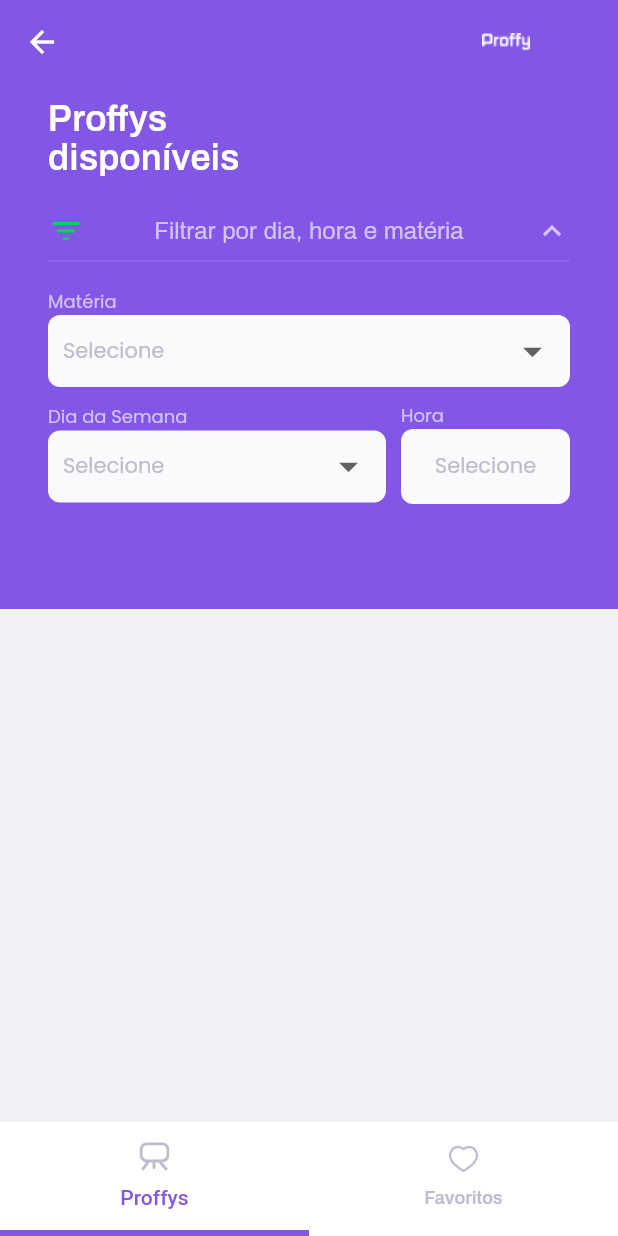
After one commit to coelho-bit/proffy-mobile, a Flutter app: the Home screen opened directly, after a tap on "Filtrar por dia, hora e matéria", on a phone screen of 412 x 824 dp. The commit adds this screen. Run offline on Flutter 3.47's test engine with Material 2 defaults, Android fonts, the phone set to English and light mode, and no system bars; our stand-ins replace flutter_svg, sqflite; accounts and stored records are empty.

Commit message:
favorite system working

```diff
--- /dev/null
+++ b/lib/database/database_services.dart
@@ -0,0 +1,113 @@
+import 'dart:async';
+import 'package:path/path.dart';
+import 'package:sqflite/sqflite.dart';
+
+import '../class_model.dart';
+
+class DatabaseService {
+  static const TABLE_CLASSES = 'classes';
+  static const COLUMN_ID = 'id';
+  static const COLUMN_USER_ID = 'user_id';
+  static const COLUMN_SUBJECT = 'subject';
+  static const COLUMN_NAME = 'name';
+  static const COLUMN_BIO = 'bio';
+  static const COLUMN_WHATSAPP = 'whatsapp';
+  static const COLUMN_AVATAR = 'avatar';
+  static const COLUMN_COST = 'cost';
+
+  DatabaseService._();
+
+  static final DatabaseService db = DatabaseService._();
+
+  Database _database;
+
+  List<TeacherClass> favoriteClassesList = List();
+
+  Future<Database> get database async {
+
+    if (_database != null) {
+      return _database;
+    }
+
+    _database = await createDatabase();
+
+    return _database;
+  }
+
+  Future<Database> createDatabase() async {
+    String dbPath = await getDatabasesPath();
+
+    return await openDatabase(join(dbPath, "ClassesDB.db"), version: 1,
+        onCreate: (Database database, int version) async {
+
+      await database.execute('''CREATE TABLE $TABLE_CLASSES (
+          $COLUMN_ID INTEGER PRIMARY KEY AUTOINCREMENT, $COLUMN_NAME TEXT, $COLUMN_SUBJECT TEXT, $COLUMN_AVATAR TEXT,
+          $COLUMN_BIO TEXT, $COLUMN_COST NUMBER, $COLUMN_WHATSAPP TEXT, $COLUMN_USER_ID INTEGER)''');
+
+    });
+  }
+
+  Future<List<TeacherClass>> getFavoritesTeacherClasses() async {
+    final db = await database;
+
+    var favoriteClasses = await db.query(TABLE_CLASSES, columns: [
+      COLUMN_ID,
+      COLUMN_NAME,
+      COLUMN_WHATSAPP,
+      COLUMN_BIO,
+      COLUMN_AVATAR,
+      COLUMN_SUBJECT,
+      COLUMN_USER_ID,
+      COLUMN_COST
+    ]);
+
+    List<TeacherClass> favoriteList =
+        favoriteClasses.map((e) => TeacherClass.fromMap(e)).toList();
+    favoriteClassesList = favoriteList;
+    return favoriteList;
+  }
+
+  void insert(TeacherClass newFavoriteClass) async {
+    final db = await database;
+    db.insert(TABLE_CLASSES, newFavoriteClass.toMap());
+  }
+
+  Future<void> handleFavoriteTap(TeacherClass teacherClass) async {
+
+    bool isFavorite = await verifyFavoriteList(teacherClass.userId);
+
+    if (isFavorite) {
+      removeFromFavorites(teacherClass.userId);
+    } else {
+      insert(teacherClass);
+    }
+  }
+
+  Future<bool> verifyFavoriteList(int userId) async {
+    var db = await database;
+
+    List<int> listId = (await db.rawQuery(
+    'SELECT * FROM $TABLE_CLASSES WHERE $COLUMN_USER_ID=?',
+        [userId]))
+    .cast<int>();
+
+    if(listId.isNotEmpty) {
+      return true;
+    }
+    return false;
+  }
+
+  Future<void> removeFromFavorites(int userId) async {
+    var db = await database;
+    await db.delete(TABLE_CLASSES, where: "$COLUMN_USER_ID = $userId");
+    favoriteClassesList.removeAt(
+      favoriteClassesList.indexWhere((element) => element.userId == userId),
+    );
+  }
+
+  Future<List<int>> getIdsList() async {
+    var db = await database;
+    var idList= await db.query(TABLE_CLASSES, columns: [COLUMN_USER_ID]);
+    return List<int>.from(idList.map((e) => e["user_id"]));
+  }
+}
--- /dev/null
+++ b/lib/pages/home.dart
@@ -0,0 +1,55 @@
+import 'package:flutter/material.dart';
+import 'package:flutter_svg/flutter_svg.dart';
+import 'package:mobile/colors/colors.dart';
+import 'package:mobile/fonts/fontStyles.dart';
+import 'package:mobile/pages/teachers_list.dart';
+import 'favoritesList.dart';
+
+class Home extends StatefulWidget {
+  @override
+  _HomeState createState() => _HomeState();
+}
+
+class _HomeState extends State<Home> {
+
+  @override
+  Widget build(BuildContext context) {
+    return DefaultTabController(
+      length: 2,
+      child: Scaffold(
+        backgroundColor: AppColors.background,
+        appBar: AppBar(
+          elevation: 0,
+          backgroundColor: AppColors.purple,
+          actions: [Image.asset('assets/logo.png')],
+        ),
+        body: TabBarView(
+          children: [
+            TeachersList(),
+            FavoriteList(),
+          ],
+        ),
+        bottomNavigationBar: Material(
+          color: Colors.white,
+          child: TabBar(
+            indicatorColor: AppColors.purple,
+            indicatorWeight: 4.0,
+            unselectedLabelStyle: CustomFontStyles.unSelectedTabBarText,
+            labelColor: AppColors.purple,
+            unselectedLabelColor: Color(0xffC1BCCC),
+            tabs: [
+              Tab(
+                text: "Proffys",
+                icon: SvgPicture.asset('assets/proffys-bar.svg'),
+              ),
+              Tab(
+                text: "Favoritos",
+                icon: SvgPicture.asset('assets/favorites-bar.svg'),
+              ),
+            ],
+          ),
+        ),
+      ),
+    );
+  }
+}
--- a/lib/pages/landing_page.dart
+++ b/lib/pages/landing_page.dart
@@ -3,7 +3,7 @@ import 'package:flutter/rendering.dart';
 import 'package:mobile/colors/colors.dart';
 import 'package:mobile/components/landing_button.dart';
 import 'package:mobile/fonts/fontStyles.dart';
-import 'package:mobile/pages/teacher_list.dart';
+import 'package:mobile/pages/home.dart';
 import 'package:mobile/pages/teacher_page.dart';
 
 class LandingPage extends StatelessWidget {
@@ -60,7 +60,7 @@ class LandingPage extends StatelessWidget {
                               color: AppColors.lighterPurple,
                               title: "Estudar",
                                 buttonFunction: () {
-                                  buttonFunction(context, TeacherList());
+                                  buttonFunction(context, Home());
                                 }
                             ),
                           ),
--- /dev/null
+++ b/lib/pages/teachers_list.dart
@@ -0,0 +1,133 @@
+import 'package:flutter/material.dart';
+import 'package:mobile/class_model.dart';
+import 'package:mobile/colors/colors.dart';
+import 'package:mobile/components/filter_container.dart';
+import 'package:mobile/components/teacher_item.dart';
+import 'package:mobile/database/database_services.dart';
+import 'package:mobile/fonts/fontStyles.dart';
+
+class TeachersList extends StatefulWidget {
+  @override
+  _TeachersListState createState() => _TeachersListState();
+}
+
+class _TeachersListState extends State<TeachersList> {
+  bool isFilterVisible = false;
+  List<TeacherClass> teacherList = [];
+  List<int> idsList = <int>[];
+
+  void getIdsList() async {
+    idsList = await DatabaseService.db.getIdsList();
+  }
+
+  @override
+  void initState() {
+    super.initState();
+    getIdsList();
+  }
+
+  @override
+  Widget build(BuildContext context) {
+    return Stack(
+      children: [
+        Container(
+          height: isFilterVisible ? 350.0 : 200.0,
+          width: double.infinity,
+          color: AppColors.purple,
+          child: Padding(
+            padding: const EdgeInsets.symmetric(horizontal: 32.0),
+            child: Column(
+              crossAxisAlignment: CrossAxisAlignment.start,
+              children: [
+                SizedBox(
+                  height: 10.0,
+                ),
+                Text(
+                  "Proffys\ndisponíveis",
+                  style: CustomFontStyles.teacherListTitle,
+                ),
+                SizedBox(
+                  height: 24.0,
+                ),
+                GestureDetector(
+                  onTap: () {
+                    setState(() {
+                      isFilterVisible = !isFilterVisible;
+                    });
+                  },
+                  child: Row(
+                    mainAxisAlignment: MainAxisAlignment.spaceBetween,
+                    children: [
+                      Icon(
+                        Icons.filter_list,
+                        color: AppColors.green,
+                      ),
+                      Text(
+                        "Filtrar por dia, hora e matéria",
+                        style: CustomFontStyles.filterLabel,
+                      ),
+                      Icon(
+                        !isFilterVisible
+                            ? Icons.keyboard_arrow_down
+                            : Icons.keyboard_arrow_up,
+                        color: Color(0xffD4C2FF),
+                      )
+                    ],
+                  ),
+                ),
+                Divider(
+                  color: Color(0xff9871F5),
+                ),
+                SizedBox(
+                  height: 10.0,
+                ),
+                Visibility(
+                  visible: isFilterVisible,
+                  child: FilterContainer(
+                    onFilterResult: (List<TeacherClass> list) {
+                      teacherList = list;
+                      setState(() {});
+                    },
+                  ),
+                ),
+              ],
+            ),
+          ),
+        ),
+        Padding(
+          padding: EdgeInsets.only(top: isFilterVisible ? 300.0 : 150.0),
+          child: Container(
+            child: ListView.builder(
+              itemCount: teacherList.length,
+              itemBuilder: (BuildContext context, int index) {
+//                DatabaseService.db.verifyFavoriteList(teacherList[index].userId).then((value){
+//                  if(value) {
+//                    isFavorite = true;
+//                  }
+//                  else {
+//                    isFavorite = false;
+//                  }
+//                  setState(() {
+//                  });
+//                });
+                return Padding(
+                  padding: const EdgeInsets.only(
+                      right: 16.0, left: 16.0, bottom: 10.0, top: 10.0),
+                  child: teacherList.isNotEmpty
+                      ? TeacherItem(
+                          teacherClass: teacherList[index],
+                          isFavorite: idsList.contains(teacherList[index].userId),
+                          function: () {
+                            DatabaseService.db.handleFavoriteTap(teacherList[index]);
+                          },
+                        )
+                      : null,
+                );
+              },
+            ),
+          ),
+        ),
+      ],
+    );
+  }
+}
--- a/pubspec.yaml
+++ b/pubspec.yaml
@@ -25,7 +25,8 @@ dependencies:
     sdk: flutter
   http: ^0.12.2
   flutter_svg: ^0.18.0
-
+  sqflite: ^1.3.1
+  path_provider: ^1.6.7
 
   # The following adds the Cupertino Icons font to your application.
   # Use with the CupertinoIcons class for iOS style icons.
```
Also changed, not shown: lib/class_model.dart (+37 -14 lines), lib/components/teacher_item.dart (+29 -23 lines), lib/pages/favoritesList.dart (added, +84 -0 lines), lib/pages/teacher_list.dart (deleted, +0 -144 lines), pubspec.lock.
